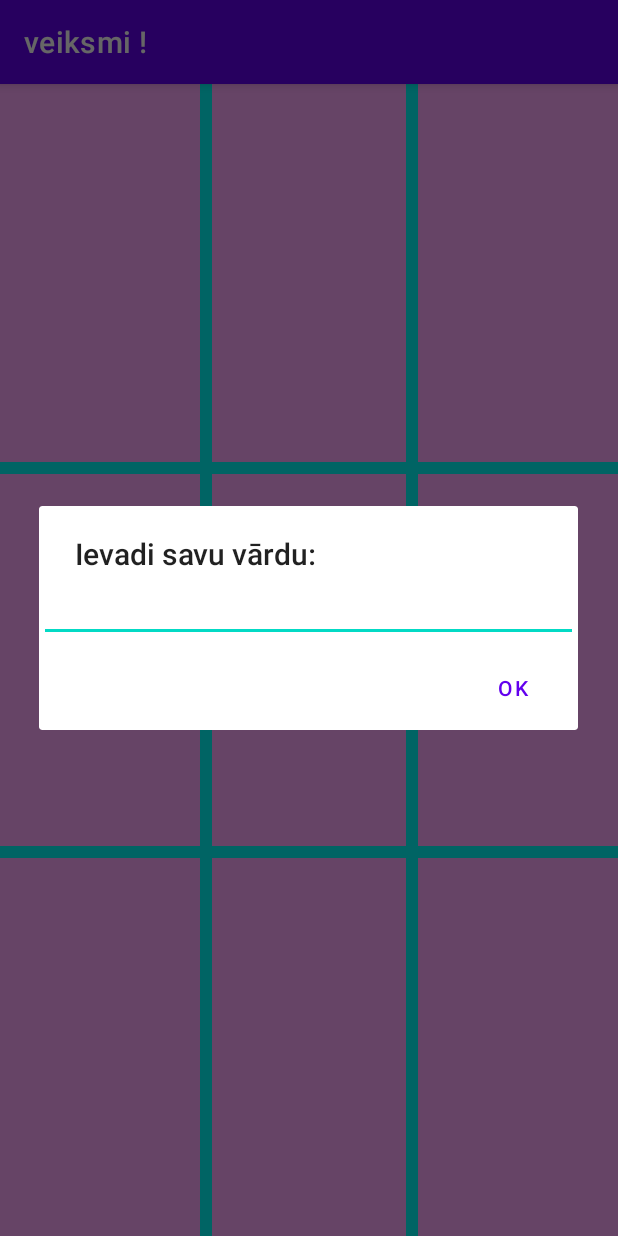
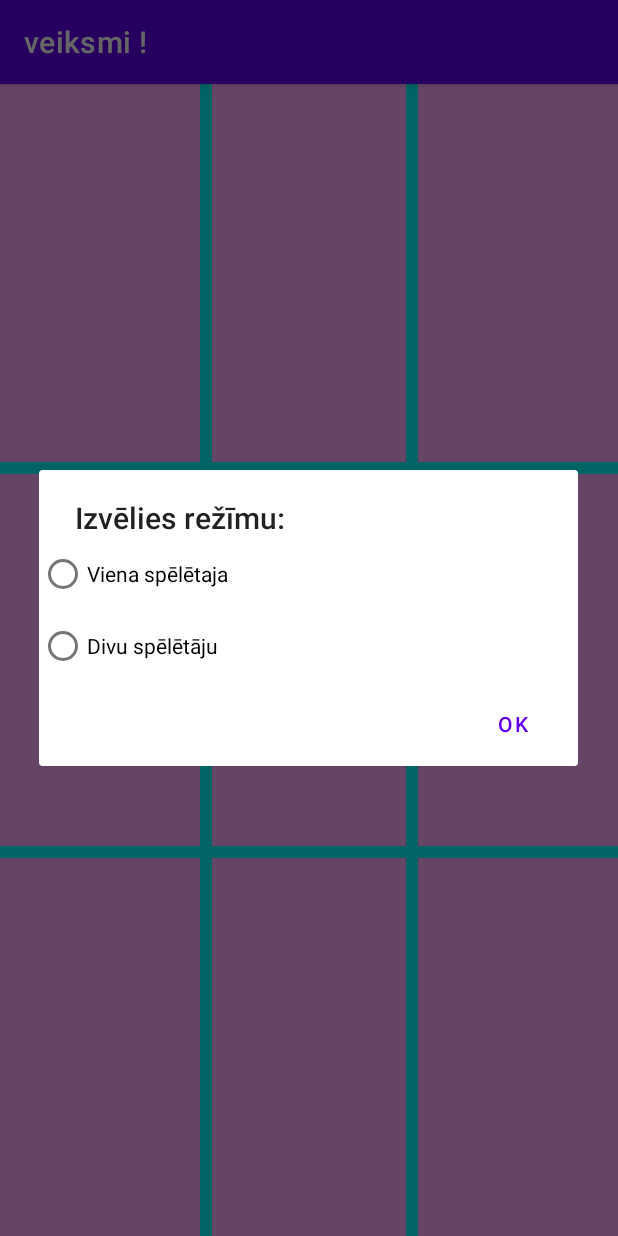
Before and after one commit to grauziitisos/Desas---sausages---xoxox, an Android app: the screen it shows after launch (MainActivity), on a phone screen of 412 x 824 dp. Run offline under Robolectric (Android 15) with nearby library versions, the phone set to English and light mode, and no system bars.

```diff
--- a/app/src/main/java/com/aal/bb/MainActivity.kt
+++ b/app/src/main/java/com/aal/bb/MainActivity.kt
@@ -7,11 +7,14 @@ class MainActivity : AppCompatActivity() {
     companion object {
         var state = desasState()
         var vards : String =""
+        var rezims: playmode = playmode.Single
+        var gaja: Boolean = false;
     }
     override fun onCreate(savedInstanceState: Bundle?) {
         super.onCreate(savedInstanceState)
         val cnvsview = cnvsview(this)
         cnvsview.contentDescription = "hello wordl:::::"
         setContentView(cnvsview)
+//        supportActionBar?.setDisplayHomeAsUpEnabled(true)
     }
 }
--- a/app/src/main/java/com/aal/bb/cnvsview.kt
+++ b/app/src/main/java/com/aal/bb/cnvsview.kt
@@ -9,6 +9,7 @@ import androidx.window.layout.WindowMetricsCalculator;
 import android.graphics.RectF
 import android.view.MotionEvent
 import android.widget.EditText
+import android.widget.RadioGroup
 import androidx.appcompat.app.AlertDialog
 import java.util.*
 import kotlin.math.roundToInt
@@ -52,7 +53,7 @@ class cnvsview (context: Context) : View(context)  {
     override fun onSizeChanged(width: Int, height: Int, oldWidth: Int, oldHeight: Int) {
         super.onSizeChanged(width, height, oldWidth, oldHeight)
         if(MainActivity.Companion.vards==""){
-            waitForName()
+            waitForMode()
         }
         // the author changed her/his code??? ok will add reference to the new place
         // However, this is a memory leak, leaving the old bitmaps around. To fix this,
@@ -63,6 +64,24 @@ class cnvsview (context: Context) : View(context)  {
         extraCanvas = Canvas(extraBitmap)
         extraCanvas.drawColor(Color.parseColor("#FFAAFF"))
 
+    }
+    fun waitForMode(){
+        val bld = AlertDialog.Builder(this.context)
+        val infl = (this.context as Activity).layoutInflater
+        bld.setTitle("Izvēlies režīmu:")
+        val dlgl = infl.inflate(R.layout.rezims_ievade, null)
+        val edt = dlgl.findViewById<RadioGroup>(R.id.radio_mode_choice)
+        bld.setView(dlgl)
+        bld.setPositiveButton("ok" ,  fun(_: DialogInterface, _: Int) {
+            MainActivity.Companion.rezims= if (edt.checkedRadioButtonId == R.id.radio_two_play) playmode.Two else  playmode.Single
+            waitForName()
+        })
+        bld.setOnCancelListener(fun(di: DialogInterface){
+            MainActivity.Companion.rezims= if (edt.checkedRadioButtonId == R.id.radio_two_play) playmode.Two else  playmode.Single
+            waitForName()
+        })
+        bld.create()
+        bld.show()
     }
     fun waitForName(){
         val bld = AlertDialog.Builder(this.context)
@@ -84,6 +103,7 @@ class cnvsview (context: Context) : View(context)  {
     }
 
     override fun onTouchEvent(event: MotionEvent?): Boolean {
+        MainActivity.Companion.state.isHitterCross = MainActivity.Companion.gaja
         val hasHit: Boolean  = MainActivity.Companion.state.hit(event?.x!!?.roundToInt(), event.y.roundToInt())
 //        val hasHit: Boolean? =
 //            event?.rawX?.let { MainActivity.Companion.state.hit(it?.roundToInt(), event?.rawY.roundToInt()) }
@@ -93,7 +113,7 @@ class cnvsview (context: Context) : View(context)  {
         if (MainActivity.Companion.state.isVictory.also { uzvrtajs = it } != null) {
             if (uzvrtajs === desuZime.krusts) {
                 val alertDialogBuilder = AlertDialog.Builder(this.context)
-                alertDialogBuilder.setMessage("zaude!")
+                alertDialogBuilder.setMessage("${MainActivity.Companion.vards} zaude!")
 
                 alertDialogBuilder.setPositiveButton("ok" ,  fun(_: DialogInterface, _: Int) {
                     this.reset()
@@ -107,7 +127,7 @@ class cnvsview (context: Context) : View(context)  {
             } else {
 //                draw(extraCanvas)
                 val alertDialogBuilder = AlertDialog.Builder(this.context)
-                alertDialogBuilder.setMessage("uzvara!")
+                alertDialogBuilder.setMessage("${MainActivity.Companion.vards} uzvara!")
                 alertDialogBuilder.setPositiveButton("ok" ,  fun(_: DialogInterface, _: Int) {
                     this.reset()
                 })
@@ -132,7 +152,8 @@ class cnvsview (context: Context) : View(context)  {
             alertDialogBuilder.show()
             return super.onTouchEvent(event)
         }
-        doMove();
+        MainActivity.Companion.gaja = !MainActivity.Companion.gaja;
+        if(MainActivity.Companion.rezims == playmode.Single) { doMove(); MainActivity.Companion.gaja = false}
         this.invalidate()
         if ((MainActivity.Companion.state.db or MainActivity.Companion.state.n0) === 0b1111111111) {
             val alertDialogBuilder = AlertDialog.Builder(this.context)
@@ -150,7 +171,7 @@ class cnvsview (context: Context) : View(context)  {
         if (MainActivity.Companion.state.isVictory.also { uzvrtajs = it } != null) {
             if (uzvrtajs === desuZime.krusts) {
                 val alertDialogBuilder = AlertDialog.Builder(this.context)
-                alertDialogBuilder.setMessage("zaude!")
+                alertDialogBuilder.setMessage("${MainActivity.Companion.vards} zaude!")
 
                 alertDialogBuilder.setPositiveButton("ok" ,  fun(_: DialogInterface, _: Int) {
                     this.reset()
@@ -164,7 +185,7 @@ class cnvsview (context: Context) : View(context)  {
             } else {
 //                draw(extraCanvas)
                 val alertDialogBuilder = AlertDialog.Builder(this.context)
-                alertDialogBuilder.setMessage("uzvara!")
+                alertDialogBuilder.setMessage("${MainActivity.Companion.vards} uzvara!")
                 alertDialogBuilder.setPositiveButton("ok" ,  fun(_: DialogInterface, _: Int) {
                     this.reset()
                 })
--- /dev/null
+++ b/app/src/main/java/com/aal/bb/playmode.kt
@@ -0,0 +1,5 @@
+package com.aal.bb
+
+enum class playmode {
+    Single, Two
+}
--- /dev/null
+++ b/app/src/main/res/layout/rezims_ievade.xml
@@ -0,0 +1,27 @@
+<?xml version="1.0" encoding="utf-8"?>
+<androidx.constraintlayout.widget.ConstraintLayout xmlns:android="http://schemas.android.com/apk/res/android"
+    xmlns:tools="http://schemas.android.com/tools"
+    android:layout_width="match_parent"
+    android:layout_height="match_parent">
+<!-- https://developer.android.com/develop/ui/views/components/radiobutton -->
+    <RadioGroup
+        android:id="@+id/radio_mode_choice"
+        android:layout_width="match_parent"
+        android:layout_height="wrap_content"
+        android:orientation="vertical"
+        >
+
+        <RadioButton
+            android:id="@+id/radio_single_play"
+            android:layout_width="wrap_content"
+            android:layout_height="wrap_content"
+            android:text="@string/singleplay"
+            />
+
+        <RadioButton
+            android:id="@+id/radio_two_play"
+            android:layout_width="wrap_content"
+            android:layout_height="wrap_content"
+            android:text="@string/twoplay" />
+    </RadioGroup>
+</androidx.constraintlayout.widget.ConstraintLayout>
--- a/app/src/main/res/values/strings.xml
+++ b/app/src/main/res/values/strings.xml
@@ -1,3 +1,5 @@
 <resources>
     <string name="app_name">bb</string>
+    <string name="twoplay">Divu spēlētāju</string>
+    <string name="singleplay">Viena spēlētaja</string>
 </resources>
```
